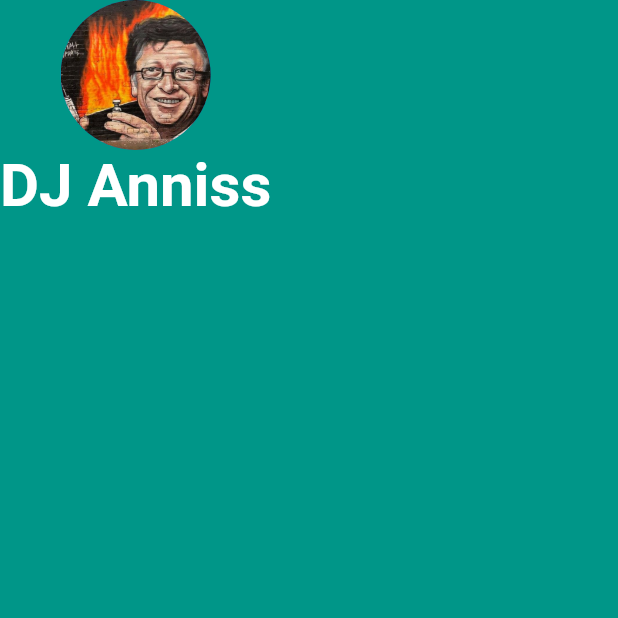
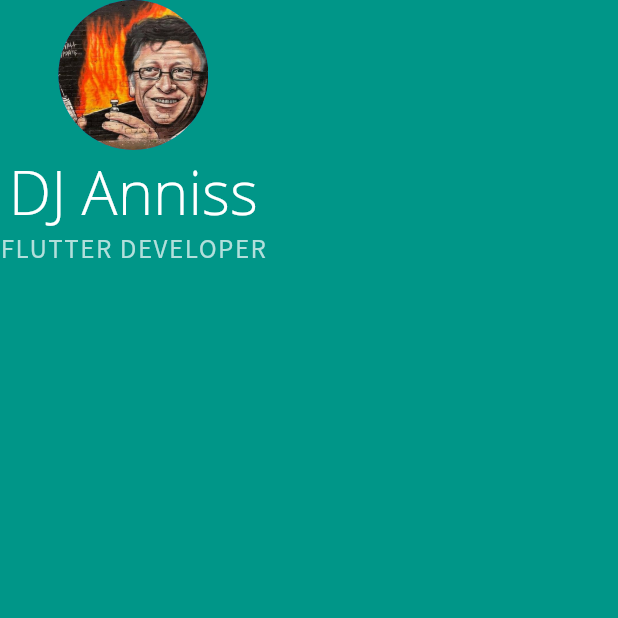
Before and after one commit to londonappbrewery/mi_card_flutter, a Flutter app: the screen it shows after launch, on a phone screen of 412 x 824 dp, the top half of it. Run offline on Flutter 3.47's test engine with Material 2 defaults, Android fonts, the phone set to English and light mode, and no system bars.

Commit message:
Add tagline

```diff
--- a/lib/main.dart
+++ b/lib/main.dart
@@ -22,9 +22,18 @@
                 style: TextStyle(
                   fontSize: 40.0,
                   color: Colors.white,
-                  fontWeight: FontWeight.bold
+                  fontFamily: 'Open Sans',
                 ),
-              )
+              ),
+              Text(
+                'FLUTTER DEVELOPER',
+                style: TextStyle(
+                  fontFamily: 'Source Sans Pro',
+                  color: Colors.teal[100],
+                  fontSize: 18.0,
+                  letterSpacing: 1,
+                ),
+              ),
             ],
           )
         ),
```
Also changed, not shown: pubspec.yaml (+9 -0 lines), fonts/SourceSansPro-Regular.ttf (added).
